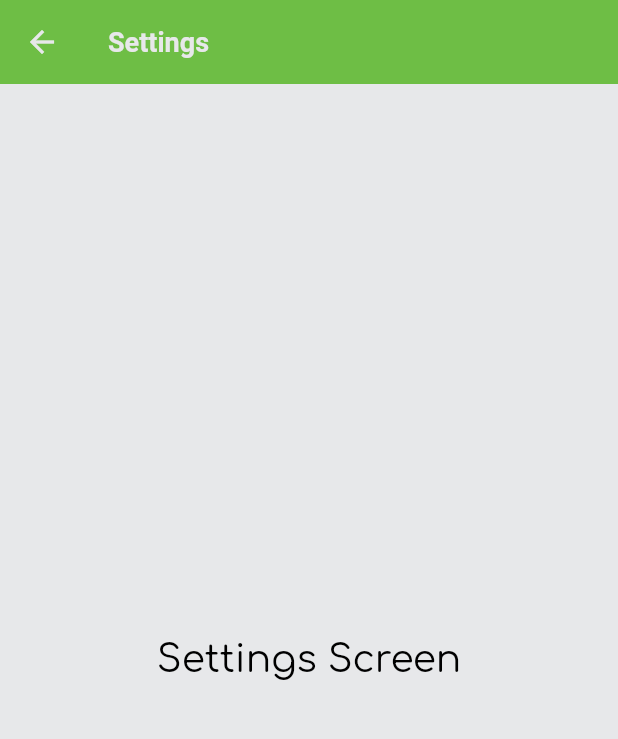
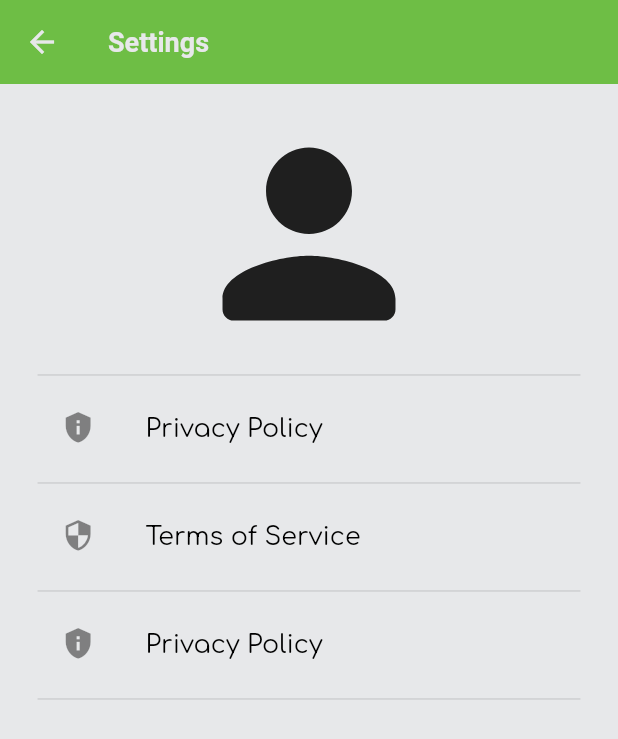
Before and after one commit to rajesh2701/yogafx, a Flutter app: the screen it shows once a user with an empty profile is signed in, after a tap on the "settings" icon, on a phone screen of 412 x 824 dp. Shown: the top 739 px of the screen. Run offline on Flutter 3.47's test engine with Material 2 defaults, Android fonts, the phone set to English and light mode, and no system bars; our stand-ins replace cloud_firestore, csc_picker, firebase_auth, firebase_core, flutter_screenutil, flutter_settings_screens and 2 more; accounts and stored records are empty.

Commit message:
Home Screen, Settings Screen work

```diff
--- a/lib/model/utils/utils.dart
+++ b/lib/model/utils/utils.dart
@@ -23,12 +23,19 @@ TextStyle fontAccent15Style = TextStyle(
 TextStyle fontBlack15Style = TextStyle(
     color: AppColorsTheme.black, fontWeight: FontWeight.bold, fontSize: 20.sp);
 
+TextStyle detailScreenPartName = TextStyle(
+    fontWeight: FontWeight.w400,
+    fontSize: 23.sp,
+    color: AppColorsTheme.accentColor);
+
+TextStyle detailScreenTitle = TextStyle(
+    fontSize: 19.sp, fontWeight: FontWeight.w400, color: AppColorsTheme.black);
+
+TextStyle detailScreenText = TextStyle(
+    fontSize: 16.sp, fontWeight: FontWeight.w500, color: AppColorsTheme.black);
 
 TextStyle fontWhite15Style = TextStyle(
     color: AppColorsTheme.white, fontWeight: FontWeight.bold, fontSize: 20.sp);
 
-
 TextStyle fontError10Style = TextStyle(
-    color: AppColorsTheme.red,
-    fontWeight: FontWeight.bold,
-    fontSize: 14.sp);
+    color: AppColorsTheme.red, fontWeight: FontWeight.bold, fontSize: 14.sp);
--- a/lib/view/screens/home/screen_home.dart
+++ b/lib/view/screens/home/screen_home.dart
@@ -21,7 +21,7 @@ class ScreenHome extends StatelessWidget {
   //APPBAR
   PreferredSizeWidget _appBar() => AppBar(
         title: Text('app_name'.tr),
-        centerTitle: true,
+        centerTitle: false,
         actions: [
           IconButton(
             onPressed: () {
@@ -145,13 +145,20 @@ class ScreenHome extends StatelessWidget {
                     child: Text(value),
                   );
                 }).toList(),
+                style: TextStyle(
+                    fontSize: 20.sp,
+                    fontWeight: FontWeight.w500,
+                    color: Colors.black),
                 decoration: InputDecoration(
                   border: UnderlineInputBorder(
                       borderSide: BorderSide(
-                          color: AppColorsTheme.subtextBlack, width: 0.2.h)),
+                          color: AppColorsTheme.accentColor, width: 4.h)),
                   focusedBorder: UnderlineInputBorder(
                       borderSide: BorderSide(
-                          color: AppColorsTheme.subtextBlack, width: 0.2.h)),
+                          color: AppColorsTheme.accentColor, width: 4.h)),
+                  enabledBorder: UnderlineInputBorder(
+                      borderSide: BorderSide(
+                          color: AppColorsTheme.accentColor, width: 4.h)),
                 ),
               ),
             ),
@@ -171,13 +178,20 @@ class ScreenHome extends StatelessWidget {
                     child: Text(value),
                   );
                 }).toList(),
+                style: TextStyle(
+                    fontSize: 20.sp,
+                    fontWeight: FontWeight.w500,
+                    color: Colors.black),
                 decoration: InputDecoration(
                   border: UnderlineInputBorder(
                       borderSide: BorderSide(
-                          color: AppColorsTheme.subtextBlack, width: 0.2.h)),
+                          color: AppColorsTheme.accentColor, width: 4.h)),
                   focusedBorder: UnderlineInputBorder(
                       borderSide: BorderSide(
-                          color: AppColorsTheme.subtextBlack, width: 0.2.h)),
+                          color: AppColorsTheme.accentColor, width: 4.h)),
+                  enabledBorder: UnderlineInputBorder(
+                      borderSide: BorderSide(
+                          color: AppColorsTheme.accentColor, width: 4.h)),
                 ),
               ),
             ),
--- a/lib/view/screens/home/screen_splash.dart
+++ b/lib/view/screens/home/screen_splash.dart
@@ -9,8 +9,6 @@ class SplashScreen extends StatelessWidget {
 
   @override
   Widget build(BuildContext context) {
-    print(ScreenUtil().screenWidth);
-    print(ScreenUtil().screenHeight);
     return Scaffold(
       body: Stack(
         children: [
--- a/lib/view/screens/pages/screen_details.dart
+++ b/lib/view/screens/pages/screen_details.dart
@@ -11,6 +11,7 @@ class ScreenDetails extends StatelessWidget {
   @override
   Widget build(BuildContext context) {
     return Scaffold(
+      backgroundColor: Colors.white,
       appBar: AppBar(
         title: Text(
           bodyPartName,
@@ -29,6 +30,17 @@ class ScreenDetails extends StatelessWidget {
                 height: 260.h,
                 fit: BoxFit.contain,
               ),
+            ),
+            SizedBox(
+              height: 40.h,
+            ),
+            Text(
+              bodyPartName,
+              style: detailScreenPartName,
+              textAlign: TextAlign.center,
+            ),
+            SizedBox(
+              height: 30.h,
             ),
             const ExpansionTileWidget(
               title: 'Common Problems',
--- a/lib/view/screens/pages/screen_settings.dart
+++ b/lib/view/screens/pages/screen_settings.dart
@@ -1,5 +1,6 @@
 import 'package:flutter/material.dart';
-import 'package:yogafx/view/view.dart';
+import 'package:flutter_screenutil/flutter_screenutil.dart';
+import 'package:yogafx/model/model.dart';
 
 class ScreenSettings extends StatelessWidget {
   const ScreenSettings({super.key});
@@ -8,10 +9,64 @@ class ScreenSettings extends StatelessWidget {
   Widget build(BuildContext context) {
     return Scaffold(
       appBar: AppBar(title: const Text('Settings')),
-      body: Center(
-        child: Text(
-          'Settings Screen',
-          style: TextStyle(fontSize: 25, color: AppColorsTheme.black),
+      body: SingleChildScrollView(
+        child: Padding(
+          padding: EdgeInsets.symmetric(horizontal: 26.w),
+          child: Column(
+            mainAxisAlignment: MainAxisAlignment.start,
+            crossAxisAlignment: CrossAxisAlignment.stretch,
+            children: [
+              SizedBox(
+                height: 15.h,
+              ),
+              Icon(
+                Icons.person_rounded,
+                size: 194.r,
+              ),
+              Divider(
+                thickness: 1.h,
+              ),
+              ListTile(
+                leading: Icon(
+                  Icons.privacy_tip,
+                  size: 25.r,
+                ),
+                title: Text(
+                  'Privacy Policy',
+                  style: detailScreenTitle,
+                ),
+              ),
+              Divider(
+                thickness: 1.h,
+              ),
+              ListTile(
+                leading: Icon(
+                  Icons.security,
+                  size: 25.r,
+                ),
+                title: Text(
+                  'Terms of Service',
+                  style: detailScreenTitle,
+                ),
+              ),
+              Divider(
+                thickness: 1.h,
+              ),
+              ListTile(
+                leading: Icon(
+                  Icons.privacy_tip,
+                  size: 25.r,
+                ),
+                title: Text(
+                  'Privacy Policy',
+                  style: detailScreenTitle,
+                ),
+              ),
+              Divider(
+                thickness: 1.h,
+              ),
+            ],
+          ),
         ),
       ),
     );
--- a/lib/view/widgets/expansion_tile.dart
+++ b/lib/view/widgets/expansion_tile.dart
@@ -15,17 +15,15 @@ class ExpansionTileWidget extends StatelessWidget {
     return ExpansionTile(
       title: Text(
         title,
-        style: fontBlack15Style,
+        style: detailScreenTitle,
       ),
       children: [
-        Card(
-          elevation: 4.h,
-          child: Padding(
-            padding: EdgeInsets.all(12.w),
-            child: Text(
-              childText,
-              textAlign: TextAlign.justify,
-            ),
+        Padding(
+          padding: EdgeInsets.symmetric(horizontal: 40.w, vertical: 10.h),
+          child: Text(
+            childText,
+            textAlign: TextAlign.justify,
+            style: detailScreenText,
           ),
         )
       ],
```
